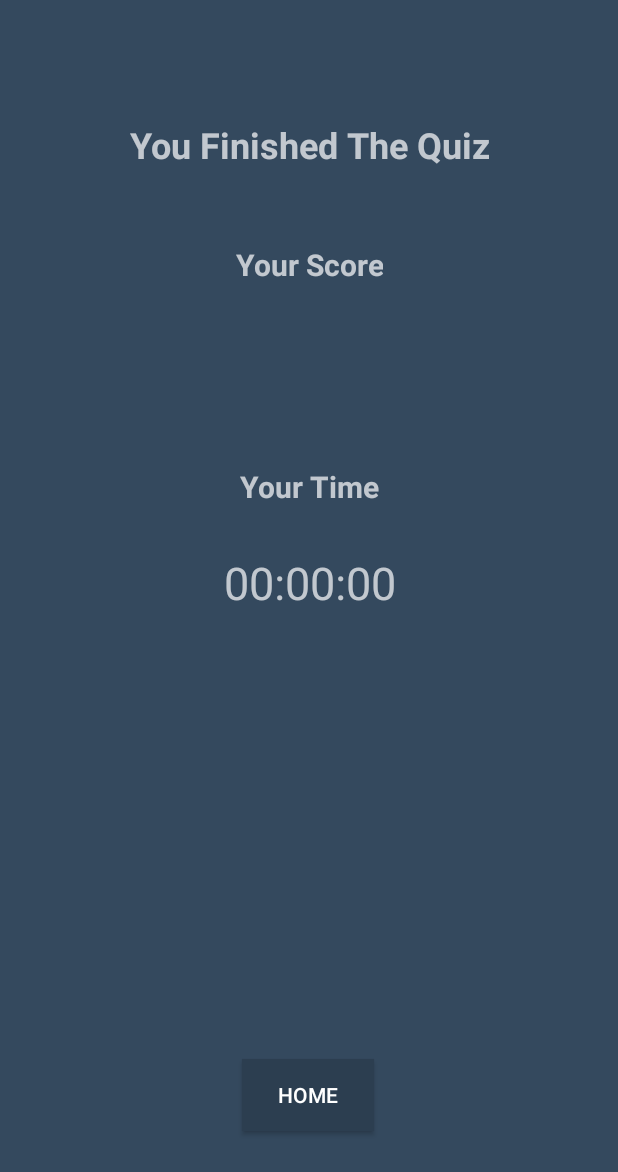
After one commit to ShabazBadshah/MIPSAssemblyTutor, an Android app: the QuizCompleteActivity screen opened directly, with no data from a screen before it, on a phone screen of 412 x 824 dp. The commit adds this screen. Shown: the top 1172 px of the screen. Run offline under Robolectric (Android 15) with nearby library versions, the phone set to English and light mode, and no system bars; 3 statements that could not run were skipped.

Commit message:
finished a very basic version of the quizComplete screen

```diff
--- a/app/src/main/java/com/example/badsh/mipsassemblytutor/activities/QuizActivity.java
+++ b/app/src/main/java/com/example/badsh/mipsassemblytutor/activities/QuizActivity.java
@@ -1,8 +1,10 @@
 package com.example.badsh.mipsassemblytutor.activities;
 
 import android.content.DialogInterface;
+import android.content.Intent;
 import android.graphics.Color;
 import android.os.Bundle;
+import android.os.SystemClock;
 import android.support.v7.app.AlertDialog;
 import android.support.v7.app.AppCompatActivity;
 import android.view.View;
@@ -15,6 +17,7 @@ import android.widget.Toast;
 
 import com.example.badsh.mipsassemblytutor.R;
 
+import static android.R.string.no;
 import static com.example.badsh.mipsassemblytutor.R.id.quitQuiz;
 import static com.example.badsh.mipsassemblytutor.R.id.requestHint;
 
@@ -31,12 +34,14 @@ public class QuizActivity extends AppCompatActivity implements View.OnClickListe
     private Button confirmAnswerBtn;
     private int amountUserHintsLeft = 2;
     private int currentUserQuestionNum = 1;
-    private int totalAmountQuestions = 24;
+    private int totalAmountQuestions = 1;
+    private long timeWhenStopped;
 
     @Override
     protected void onCreate(Bundle savedInstanceState) {
         super.onCreate(savedInstanceState);
         setContentView(R.layout.activity_quiz_activity);
+
         initToolbarsAndQuizBG();
         initHintsAndQuestionNumCounts();
         initQuizTimer();
@@ -77,18 +82,21 @@ public class QuizActivity extends AppCompatActivity implements View.OnClickListe
         confirmAnswerBtn.setOnClickListener(this);
     }
 
+    public void onResume() {
+        super.onResume();
+        quizElapsedTimerView.start();
+    }
+
     @Override
     public void onClick(View v) {
         switch (v.getId()) {
             case R.id.quitQuiz:
-                if (currentUserQuestionNum > totalAmountQuestions) {
-                    finish();
-                } else {
-                    onBackPressed();
-                }
+                onBackPressed();
                 break;
             case R.id.requestHint:
+                pauseQuizTimer();
                 if (amountUserHintsLeft <= 0) {
+                    resumeQuizTimer();
                     Toast.makeText(this, "You do not have any hints left", Toast.LENGTH_SHORT).show();
                 } else {
                     promptUserForConfirmation("Do you want to use a hint?", "Hint", R.id.requestHint);
@@ -96,7 +104,7 @@ public class QuizActivity extends AppCompatActivity implements View.OnClickListe
                 break;
             case R.id.confirmAnswerBtn:
                 if (currentUserQuestionNum >= totalAmountQuestions) {
-                    finish();
+                    finishGame();
                 } else {
                     incrementQuestionNumber();
                 }
@@ -105,7 +113,19 @@ public class QuizActivity extends AppCompatActivity implements View.OnClickListe
 
     @Override
     public void onBackPressed() {
+        pauseQuizTimer();
         promptUserForConfirmation("Are you sure you want to quit the quiz?", "Quit", R.id.quitQuiz);
+    }
+
+    private void pauseQuizTimer(){
+        quizElapsedTimerView.stop();
+        timeWhenStopped = quizElapsedTimerView.getBase() - SystemClock.elapsedRealtime();
+    }
+
+    private void resumeQuizTimer() {
+        quizElapsedTimerView.setBase(SystemClock.elapsedRealtime() + timeWhenStopped);
+        timeWhenStopped = 0;
+        quizElapsedTimerView.start();
     }
 
     private void promptUserForConfirmation(String messageToDisplayOnPrompt, String titleOfPrompt, final int itemClicked) {
@@ -122,14 +142,19 @@ public class QuizActivity extends AppCompatActivity implements View.OnClickListe
                                 break;
                             case R.id.requestHint:
                                 decrementHintCount();
+                                resumeQuizTimer();
                                 break;
                             case R.id.quitQuiz:
-                                quizElapsedTimerView.stop();
                                 finish(); // Finishes the current activity and goes to the previous one
                                 break;
                         }
                     }})
-                .setNegativeButton(android.R.string.no, null)
+                .setNegativeButton(no, new DialogInterface.OnClickListener() {
+                    @Override
+                    public void onClick(DialogInterface dialog, int which) {
+                        resumeQuizTimer();
+                    }
+                })
                 .show();
     }
 
@@ -147,4 +172,17 @@ public class QuizActivity extends AppCompatActivity implements View.OnClickListe
             currentQuestionNumView.setText(questionCountDisplayFormat);
         }
     }
+
+    private void finishGame() {
+        Intent quizCompleteIntent = new Intent(getApplicationContext(), QuizCompleteActivity.class);
+        String userScoreFormat = String.format("%d/%d", 3, totalAmountQuestions);
+        quizCompleteIntent.putExtra("userScore", userScoreFormat);
+
+        long totalElapsedTimeInSec = SystemClock.elapsedRealtime() - quizElapsedTimerView.getBase();
+        quizCompleteIntent.putExtra("userTime", String.valueOf(totalElapsedTimeInSec/1000));
+
+        getApplicationContext().startActivity(quizCompleteIntent);
+        finish();
+    }
+
 }
--- /dev/null
+++ b/app/src/main/java/com/example/badsh/mipsassemblytutor/activities/QuizCompleteActivity.java
@@ -0,0 +1,65 @@
+package com.example.badsh.mipsassemblytutor.activities;
+
+import android.content.Context;
+import android.content.Intent;
+import android.os.Bundle;
+import android.support.v7.app.AppCompatActivity;
+import android.view.View;
+import android.widget.Button;
+import android.widget.TextView;
+
+import com.example.badsh.mipsassemblytutor.MainActivity;
+import com.example.badsh.mipsassemblytutor.R;
+
+public class QuizCompleteActivity extends AppCompatActivity implements View.OnClickListener {
+
+    @Override
+    protected void onCreate(Bundle savedInstanceState) {
+        super.onCreate(savedInstanceState);
+        setContentView(R.layout.activity_quiz_complete);
+        initClickListeners();
+        initUserScoreAndTime();
+    }
+
+    public void onBackPressed() {
+        goToHomeActivity();
+    }
+
+    private void initUserScoreAndTime() {
+        String userScore = getIntent().getExtras().getString("userScore");
+        String userTime = getIntent().getExtras().getString("userTime");
+
+        TextView userScoreTV = (TextView) findViewById(R.id.userQuizScore);
+        TextView userTimeTV = (TextView) findViewById(R.id.userQuizTime);
+
+        userScoreTV.setText(userScore);
+
+        long totalTimeInSeconds = Integer.valueOf(userTime);
+        long hours = totalTimeInSeconds / 3600;
+        long minutes = (totalTimeInSeconds % 3600) / 60;
+        long seconds = totalTimeInSeconds % 60;
+
+        String timeString = String.format("%02d:%02d:%02d", hours, minutes, seconds);
+
+        userTimeTV.setText(timeString);
+    }
+
+    private void initClickListeners() {
+        Button goHomeBtn = (Button) findViewById(R.id.goHomeBtn);
+        goHomeBtn.setOnClickListener(this);
+    }
+
+    @Override
+    public void onClick(View v) {
+        if (v.getId() == R.id.goHomeBtn) {
+            goToHomeActivity();
+        }
+    }
+
+    private void goToHomeActivity() {
+        Context goToHomeContext = getApplicationContext();
+        Intent goToHomeIntent = new Intent(goToHomeContext, MainActivity.class);
+        goToHomeContext.startActivity(goToHomeIntent);
+        finish();
+    }
+}
--- /dev/null
+++ b/app/src/main/res/layout/activity_quiz_complete.xml
@@ -0,0 +1,104 @@
+<?xml version="1.0" encoding="utf-8"?>
+<android.support.constraint.ConstraintLayout
+    xmlns:android="http://schemas.android.com/apk/res/android"
+    xmlns:app="http://schemas.android.com/apk/res-auto"
+    xmlns:tools="http://schemas.android.com/tools"
+    android:layout_width="match_parent"
+    android:layout_height="match_parent"
+    android:background="@color/colorPrimaryDark"
+    tools:context="com.example.badsh.mipsassemblytutor.activities.QuizCompleteActivity">
+
+    <TextView
+        android:id="@+id/userQuizTime"
+        android:layout_width="wrap_content"
+        android:layout_height="wrap_content"
+        android:layout_marginLeft="8dp"
+        android:layout_marginRight="8dp"
+        android:text="20:14"
+        android:textAlignment="center"
+        android:textSize="30sp"
+        app:layout_constraintHorizontal_bias="0.503"
+        app:layout_constraintLeft_toLeftOf="parent"
+        app:layout_constraintRight_toRightOf="parent"
+        android:layout_marginTop="30dp"
+        app:layout_constraintTop_toBottomOf="@+id/userTimePrompt"/>
+
+    <TextView
+        android:id="@+id/userTimePrompt"
+        android:layout_width="wrap_content"
+        android:layout_height="wrap_content"
+        android:layout_marginLeft="8dp"
+        android:layout_marginRight="8dp"
+        android:text="Your Time"
+        android:textAlignment="center"
+        android:textSize="20sp"
+        android:textStyle="bold"
+        app:layout_constraintHorizontal_bias="0.501"
+        app:layout_constraintLeft_toLeftOf="parent"
+        app:layout_constraintRight_toRightOf="parent"
+        android:layout_marginTop="50dp"
+        app:layout_constraintTop_toBottomOf="@+id/userQuizScore"/>
+
+    <TextView
+        android:id="@+id/quizFinishedPrompt"
+        android:layout_width="wrap_content"
+        android:layout_height="wrap_content"
+        android:layout_marginLeft="8dp"
+        android:layout_marginRight="8dp"
+        android:text="You Finished The Quiz"
+        android:textAlignment="center"
+        android:textSize="24sp"
+        android:textStyle="bold"
+        app:layout_constraintLeft_toLeftOf="parent"
+        app:layout_constraintRight_toRightOf="parent"
+        app:layout_constraintTop_toTopOf="parent"
+        android:layout_marginTop="80dp"/>
+
+    <TextView
+        android:id="@+id/userQuizScorePrompt"
+        android:layout_width="wrap_content"
+        android:layout_height="wrap_content"
+        android:layout_marginLeft="8dp"
+        android:layout_marginRight="8dp"
+        android:text="Your Score"
+        android:textAlignment="center"
+        android:textSize="20sp"
+        android:textStyle="bold"
+        app:layout_constraintHorizontal_bias="0.501"
+        app:layout_constraintLeft_toLeftOf="parent"
+        app:layout_constraintRight_toRightOf="parent"
+        android:layout_marginTop="50dp"
+        app:layout_constraintTop_toBottomOf="@+id/quizFinishedPrompt"/>
+
+    <TextView
+        android:id="@+id/userQuizScore"
+        android:layout_width="wrap_content"
+        android:layout_height="wrap_content"
+        android:layout_marginLeft="8dp"
+        android:layout_marginRight="8dp"
+        android:text="10/20"
+        android:textAlignment="center"
+        android:textSize="30sp"
+        app:layout_constraintHorizontal_bias="0.501"
+        app:layout_constraintLeft_toLeftOf="parent"
+        app:layout_constraintRight_toRightOf="parent"
+        android:layout_marginTop="30dp"
+        app:layout_constraintTop_toBottomOf="@+id/userQuizScorePrompt"/>
+
+    <Button
+        android:id="@+id/goHomeBtn"
+        android:layout_width="wrap_content"
+        android:layout_height="wrap_content"
+        android:layout_marginLeft="8dp"
+        android:layout_marginRight="8dp"
+        android:background="@color/colorPrimary"
+        android:text="Home"
+        app:layout_constraintLeft_toLeftOf="parent"
+        app:layout_constraintRight_toRightOf="parent"
+        app:layout_constraintBottom_toBottomOf="parent"
+        android:layout_marginBottom="70dp"
+        android:layout_marginTop="8dp"
+        app:layout_constraintTop_toBottomOf="@+id/userQuizTime"
+        app:layout_constraintHorizontal_bias="0.498"
+        app:layout_constraintVertical_bias="1.0"/>
+</android.support.constraint.ConstraintLayout>
--- a/app/src/main/res/values/colors.xml
+++ b/app/src/main/res/values/colors.xml
@@ -1,7 +1,7 @@
 <?xml version="1.0" encoding="utf-8"?>
 <resources>
-    <color name="colorPrimary">#2C3E50</color>
-    <color name="colorPrimaryDark">#34495E</color>
+    <color name="colorPrimary">#2c3e50</color>
+    <color name="colorPrimaryDark">#34495e</color>
     <color name="colorAccent">#ff4081</color>
     <color name="colorHomescreenBG">#2c3e50</color>
     <color name="colorHomescreenBGDark">#34495e</color>
```
Also changed, not shown: app/src/main/AndroidManifest.xml (+7 -4 lines).
